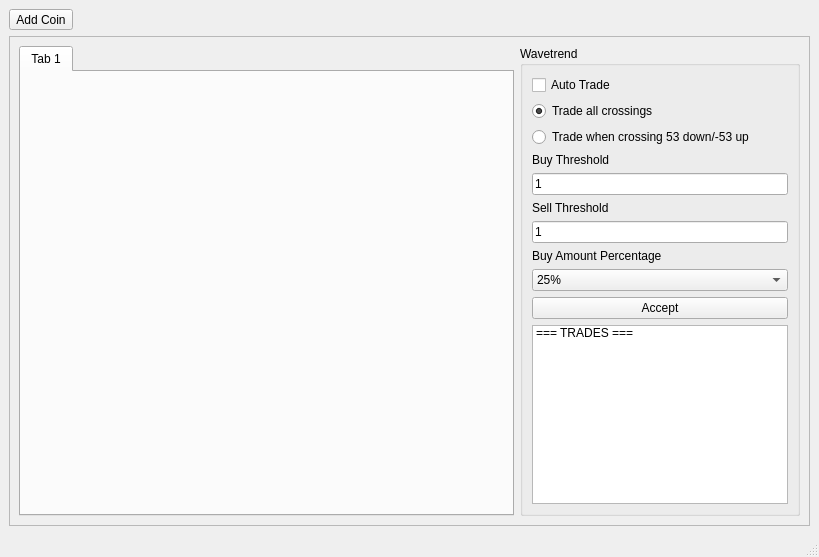
First picture: the form in mainwindowqt.ui, repository pywizard/wavetrend, before the edit.
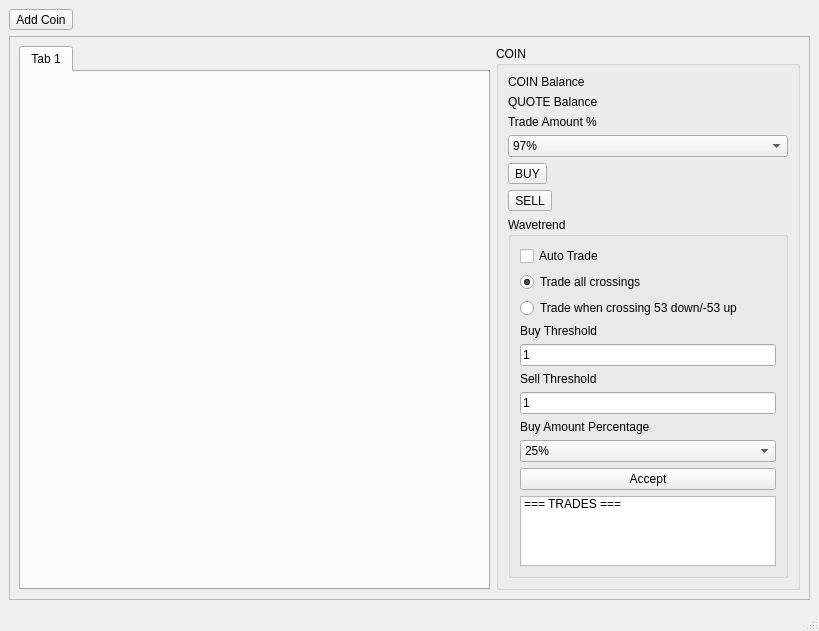
Second picture: the form after the edit. Icons and pictures are not drawn.

Commit message: add manual buy / sell option, fix major bug when selling usdt in old version

What changed in the file:
```diff
--- a/mainwindowqt.ui
+++ b/mainwindowqt.ui
@@ -68,9 +68,74 @@
        <item>
         <widget class="QGroupBox" name="groupBox">
          <property name="title">
+          <string>COIN</string>
+         </property>
+         <layout class="QVBoxLayout" name="verticalLayout_6">
+          <item>
+           <widget class="QLabel" name="label_14">
+            <property name="text">
+             <string>COIN Balance</string>
+            </property>
+           </widget>
+          </item>
+          <item>
+           <widget class="QLabel" name="label_15">
+            <property name="text">
+             <string>QUOTE Balance</string>
+            </property>
+           </widget>
+          </item>
+          <item>
+           <widget class="QLabel" name="label_13">
+            <property name="text">
+             <string>Trade Amount %</string>
+            </property>
+           </widget>
+          </item>
+          <item>
+           <widget class="QComboBox" name="comboBox_5">
+            <item>
+             <property name="text">
+              <string>97%</string>
+             </property>
+            </item>
+            <item>
+             <property name="text">
+              <string>75%</string>
+             </property>
+            </item>
+            <item>
+             <property name="text">
+              <string>50%</string>
+             </property>
+            </item>
+            <item>
+             <property name="text">
+              <string>25%</string>
+             </property>
+            </item>
+           </widget>
+          </item>
+          <item>
+           <widget class="QToolButton" name="toolButton_2">
+            <property name="text">
+             <string>BUY</string>
+            </property>
+           </widget>
+          </item>
+          <item>
+           <widget class="QToolButton" name="toolButton_3">
+            <property name="text">
+             <string>SELL</string>
+            </property>
+           </widget>
+          </item>
+          <item>
+           <widget class="QGroupBox" name="groupBox_2">
+            <property name="title">
           <string>Wavetrend</string>
          </property>
-         <layout class="QVBoxLayout" name="verticalLayout">
+            <layout class="QVBoxLayout" name="verticalLayout_5">
           <item>
            <widget class="QCheckBox" name="checkBox">
             <property name="text">
@@ -168,6 +233,9 @@
               <string>=== TRADES === </string>
              </property>
             </item>
+              </widget>
+             </item>
+            </layout>
            </widget>
           </item>
          </layout>
```
Left out of the diff: 22 changed lines with no effect on the pictures. Lines whose indentation alone changed are shown as unchanged. The commit also changes 2 other files.
